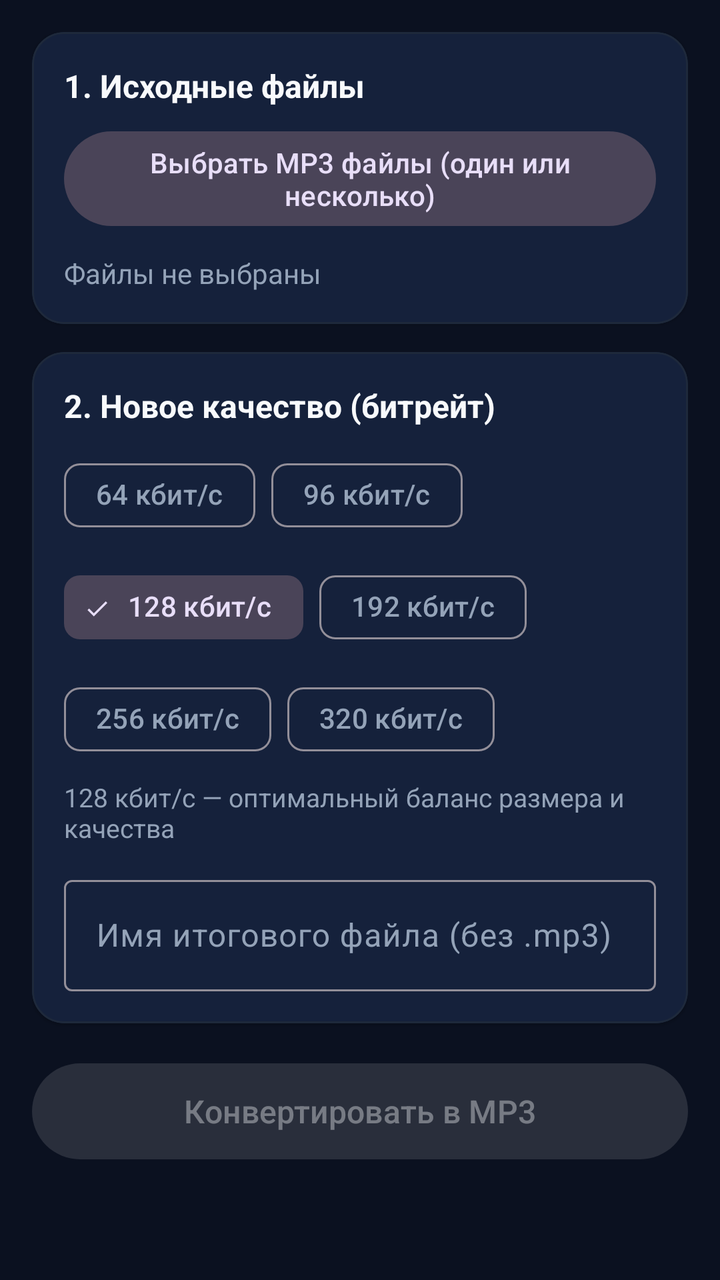
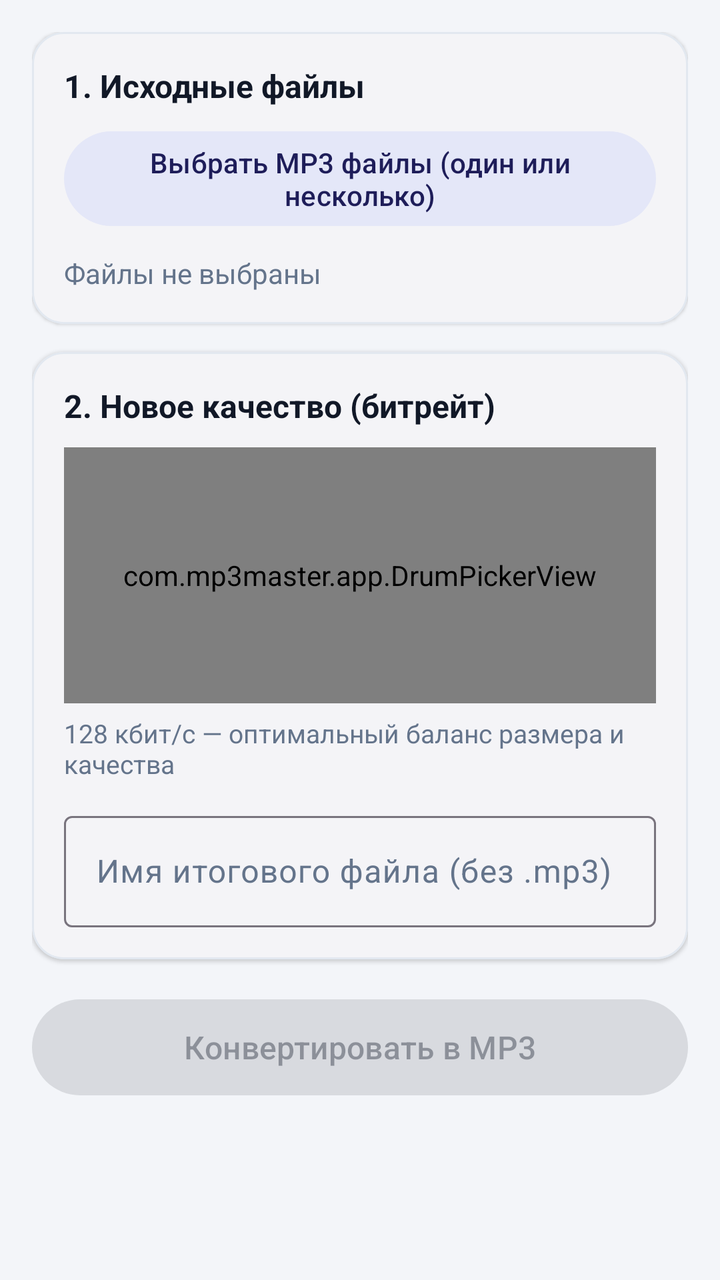

The first picture is an Android layout as it rendered before a commit; the second is the same layout after the commit. The layout source and the unified diff follow.
<!-- AndroidManifest.xml: application theme Theme.MP3Master -->
<!-- res/layout/fragment_convert.xml -->
<?xml version="1.0" encoding="utf-8"?>
<ScrollView xmlns:android="http://schemas.android.com/apk/res/android"
    xmlns:app="http://schemas.android.com/apk/res-auto"
    android:layout_width="match_parent"
    android:layout_height="match_parent"
    android:fillViewport="true">

    <LinearLayout
        android:layout_width="match_parent"
        android:layout_height="wrap_content"
        android:orientation="vertical"
        android:padding="16dp">

        <com.google.android.material.card.MaterialCardView
            android:layout_width="match_parent"
            android:layout_height="wrap_content"
            app:cardBackgroundColor="@color/card_bg"
            app:cardCornerRadius="16dp"
            app:cardElevation="1dp"
            app:strokeColor="@color/divider"
            app:strokeWidth="1dp">

            <LinearLayout
                android:layout_width="match_parent"
                android:layout_height="wrap_content"
                android:orientation="vertical"
                android:padding="16dp">

                <LinearLayout
                    android:layout_width="match_parent"
                    android:layout_height="wrap_content"
                    android:gravity="center_vertical"
                    android:orientation="horizontal">

                    <TextView
                        android:layout_width="0dp"
                        android:layout_height="wrap_content"
                        android:layout_weight="1"
                        android:text="1. Исходные файлы"
                        android:textColor="@color/text_primary"
                        android:textSize="16sp"
                        android:textStyle="bold" />

                    <com.google.android.material.button.MaterialButton
                        android:id="@+id/btnClearConvertFiles"
                        style="@style/Widget.Material3.Button.TextButton"
                        android:layout_width="wrap_content"
                        android:layout_height="wrap_content"
                        android:text="Очистить"
                        android:textColor="@color/danger"
                        android:visibility="gone" />
                </LinearLayout>

                <com.google.android.material.button.MaterialButton
                    android:id="@+id/btnPickConvertFile"
                    style="@style/Widget.Material3.Button.TonalButton"
                    android:layout_width="match_parent"
                    android:layout_height="wrap_content"
                    android:layout_marginTop="8dp"
                    android:text="Выбрать MP3 файлы (один или несколько)" />

                <TextView
                    android:id="@+id/tvConvertFileInfo"
                    android:layout_width="match_parent"
                    android:layout_height="wrap_content"
                    android:layout_marginTop="10dp"
                    android:text="Файлы не выбраны"
                    android:textColor="@color/text_secondary"
                    android:textSize="14sp" />
            </LinearLayout>
        </com.google.android.material.card.MaterialCardView>

        <com.google.android.material.card.MaterialCardView
            android:layout_width="match_parent"
            android:layout_height="wrap_content"
            android:layout_marginTop="14dp"
            app:cardBackgroundColor="@color/card_bg"
            app:cardCornerRadius="16dp"
            app:cardElevation="1dp"
            app:strokeColor="@color/divider"
            app:strokeWidth="1dp">

            <LinearLayout
                android:layout_width="match_parent"
                android:layout_height="wrap_content"
                android:orientation="vertical"
                android:padding="16dp">

                <TextView
                    android:layout_width="wrap_content"
                    android:layout_height="wrap_content"
                    android:text="2. Новое качество (битрейт)"
                    android:textColor="@color/text_primary"
                    android:textSize="16sp"
                    android:textStyle="bold" />

                <com.google.android.material.chip.ChipGroup
                    android:id="@+id/chipGroupConvertBitrate"
                    android:layout_width="match_parent"
                    android:layout_height="wrap_content"
                    android:layout_marginTop="10dp"
                    app:selectionRequired="true"
                    app:singleSelection="true">

                    <com.google.android.material.chip.Chip
                        android:id="@+id/chip64"
                        style="@style/Widget.Material3.Chip.Filter"
                        android:layout_width="wrap_content"
                        android:layout_height="wrap_content"
                        android:text="64 кбит/с" />

                    <com.google.android.material.chip.Chip
                        android:id="@+id/chip96"
                        style="@style/Widget.Material3.Chip.Filter"
                        android:layout_width="wrap_content"
                        android:layout_height="wrap_content"
                        android:text="96 кбит/с" />

                    <com.google.android.material.chip.Chip
                        android:id="@+id/chip128"
                        style="@style/Widget.Material3.Chip.Filter"
                        android:layout_width="wrap_content"
                        android:layout_height="wrap_content"
                        android:checked="true"
                        android:text="128 кбит/с" />

                    <com.google.android.material.chip.Chip
                        android:id="@+id/chip192"
                        style="@style/Widget.Material3.Chip.Filter"
                        android:layout_width="wrap_content"
                        android:layout_height="wrap_content"
                        android:text="192 кбит/с" />

                    <com.google.android.material.chip.Chip
                        android:id="@+id/chip256"
                        style="@style/Widget.Material3.Chip.Filter"
                        android:layout_width="wrap_content"
                        android:layout_height="wrap_content"
                        android:text="256 кбит/с" />

                    <com.google.android.material.chip.Chip
                        android:id="@+id/chip320"
                        style="@style/Widget.Material3.Chip.Filter"
                        android:layout_width="wrap_content"
                        android:layout_height="wrap_content"
                        android:text="320 кбит/с" />
                </com.google.android.material.chip.ChipGroup>

                <TextView
                    android:id="@+id/tvBitrateHint"
                    android:layout_width="match_parent"
                    android:layout_height="wrap_content"
                    android:layout_marginTop="6dp"
                    android:text="128 кбит/с — оптимальный баланс размера и качества"
                    android:textColor="@color/text_secondary"
                    android:textSize="13sp" />

                <com.google.android.material.textfield.TextInputLayout
                    android:id="@+id/tilConvertOutputName"
                    style="@style/Widget.Material3.TextInputLayout.OutlinedBox"
                    android:layout_width="match_parent"
                    android:layout_height="wrap_content"
                    android:layout_marginTop="12dp"
                    android:hint="Имя итогового файла (без .mp3)">

                    <com.google.android.material.textfield.TextInputEditText
                        android:id="@+id/etConvertOutputName"
                        android:layout_width="match_parent"
                        android:layout_height="wrap_content"
                        android:singleLine="true" />
                </com.google.android.material.textfield.TextInputLayout>

                <TextView
                    android:id="@+id/tvBatchNameHint"
                    android:layout_width="match_parent"
                    android:layout_height="wrap_content"
                    android:layout_marginTop="10dp"
                    android:text="Имена файлов: исходное_имя_128k.mp3"
                    android:textColor="@color/text_secondary"
                    android:textSize="13sp"
                    android:visibility="gone" />
            </LinearLayout>
        </com.google.android.material.card.MaterialCardView>

        <com.google.android.material.button.MaterialButton
            android:id="@+id/btnStartConvert"
            android:layout_width="match_parent"
            android:layout_height="56dp"
            android:layout_marginTop="16dp"
            android:enabled="false"
            android:text="Конвертировать в MP3"
            android:textSize="16sp" />

        <LinearLayout
            android:id="@+id/layoutConvertProgress"
            android:layout_width="match_parent"
            android:layout_height="wrap_content"
            android:layout_marginTop="12dp"
            android:orientation="vertical"
            android:visibility="gone">

            <com.google.android.material.progressindicator.LinearProgressIndicator
                android:id="@+id/progressConvert"
                android:layout_width="match_parent"
                android:layout_height="wrap_content"
                android:max="100" />

            <TextView
                android:id="@+id/tvConvertStatus"
                android:layout_width="match_parent"
                android:layout_height="wrap_content"
                android:layout_marginTop="6dp"
                android:gravity="center"
                android:text="Обработка..."
                android:textColor="@color/text_secondary"
                android:textSize="13sp" />

            <com.google.android.material.button.MaterialButton
                android:id="@+id/btnCancelConvert"
                style="@style/Widget.Material3.Button.OutlinedButton"
                android:layout_width="wrap_content"
                android:layout_height="wrap_content"
                android:layout_gravity="center_horizontal"
                android:layout_marginTop="8dp"
                android:text="Отменить"
                android:textColor="@color/danger" />
        </LinearLayout>

        <com.google.android.material.card.MaterialCardView
            android:id="@+id/cardConvertResult"
            android:layout_width="match_parent"
            android:layout_height="wrap_content"
            android:layout_marginTop="14dp"
            android:visibility="gone"
            app:cardBackgroundColor="@color/card_bg"
            app:cardCornerRadius="16dp"
            app:strokeColor="@color/success"
            app:strokeWidth="1dp">

            <LinearLayout
                android:layout_width="match_parent"
                android:layout_height="wrap_content"
                android:orientation="vertical"
                android:padding="16dp">

                <TextView
                    android:id="@+id/tvConvertResultInfo"
                    android:layout_width="match_parent"
                    android:layout_height="wrap_content"
                    android:textColor="@color/text_primary"
                    android:textSize="14sp" />

                <LinearLayout
                    android:id="@+id/layoutConvertResultActions"
                    android:layout_width="match_parent"
                    android:layout_height="wrap_content"
                    android:layout_marginTop="10dp"
                    android:orientation="horizontal">

                    <com.google.android.material.button.MaterialButton
                        android:id="@+id/btnConvertOpen"
                        style="@style/Widget.Material3.Button.TonalButton"
                        android:layout_width="0dp"
                        android:layout_height="wrap_content"
                        android:layout_marginEnd="6dp"
                        android:layout_weight="1"
                        android:text="Слушать" />

                    <com.google.android.material.button.MaterialButton
                        android:id="@+id/btnConvertShare"
                        style="@style/Widget.Material3.Button.OutlinedButton"
                        android:layout_width="0dp"
                        android:layout_height="wrap_content"
                        android:layout_marginStart="6dp"
                        android:layout_weight="1"
                        android:text="Поделиться" />
                </LinearLayout>
            </LinearLayout>
        </com.google.android.material.card.MaterialCardView>

    </LinearLayout>
</ScrollView>
<!-- resources referenced by this layout -->
<resources>
  <color name="card_bg">#131C31</color>
  <color name="danger">#F87171</color>
  <color name="divider">#1E293B</color>
  <color name="success">#22C55E</color>
  <color name="text_primary">#F8FAFC</color>
  <color name="text_secondary">#94A3B8</color>
  <style name="Theme.MP3Master" parent="Theme.Material3.Dark.NoActionBar">
          <item name="colorPrimary">@color/primary</item>
          <item name="colorPrimaryContainer">@color/primary_container</item>
          <item name="colorOnPrimaryContainer">@color/on_primary_container</item>
          <item name="colorSurface">@color/card_bg</item>
          <item name="colorSurfaceVariant">@color/pill_bg</item>
          <item name="colorOnSurface">@color/text_primary</item>
          <item name="colorOnSurfaceVariant">@color/text_secondary</item>
          <item name="android:colorBackground">@color/surface_bg</item>
          <item name="android:statusBarColor">@color/surface_bg</item>
          <item name="android:navigationBarColor">@color/card_bg</item>
      </style>
  <color name="primary">#3B82F6</color>
  <color name="primary_container">#1E3A8A</color>
  <color name="on_primary_container">#DBEAFE</color>
  <color name="pill_bg">#1E293B</color>
  <color name="surface_bg">#0B1120</color>
</resources>

<!-- the commit's change to res/layout/fragment_convert.xml (unified diff, before → after) -->
@@ -94,57 +94,11 @@
                     android:textSize="16sp"
                     android:textStyle="bold" />
 
-                <com.google.android.material.chip.ChipGroup
-                    android:id="@+id/chipGroupConvertBitrate"
-                    android:layout_width="match_parent"
-                    android:layout_height="wrap_content"
-                    android:layout_marginTop="10dp"
-                    app:selectionRequired="true"
-                    app:singleSelection="true">
-
-                    <com.google.android.material.chip.Chip
-                        android:id="@+id/chip64"
-                        style="@style/Widget.Material3.Chip.Filter"
-                        android:layout_width="wrap_content"
-                        android:layout_height="wrap_content"
-                        android:text="64 кбит/с" />
-
-                    <com.google.android.material.chip.Chip
-                        android:id="@+id/chip96"
-                        style="@style/Widget.Material3.Chip.Filter"
-                        android:layout_width="wrap_content"
-                        android:layout_height="wrap_content"
-                        android:text="96 кбит/с" />
-
-                    <com.google.android.material.chip.Chip
-                        android:id="@+id/chip128"
-                        style="@style/Widget.Material3.Chip.Filter"
-                        android:layout_width="wrap_content"
-                        android:layout_height="wrap_content"
-                        android:checked="true"
-                        android:text="128 кбит/с" />
-
-                    <com.google.android.material.chip.Chip
-                        android:id="@+id/chip192"
-                        style="@style/Widget.Material3.Chip.Filter"
-                        android:layout_width="wrap_content"
-                        android:layout_height="wrap_content"
-                        android:text="192 кбит/с" />
-
-                    <com.google.android.material.chip.Chip
-                        android:id="@+id/chip256"
-                        style="@style/Widget.Material3.Chip.Filter"
-                        android:layout_width="wrap_content"
-                        android:layout_height="wrap_content"
-                        android:text="256 кбит/с" />
-
-                    <com.google.android.material.chip.Chip
-                        android:id="@+id/chip320"
-                        style="@style/Widget.Material3.Chip.Filter"
-                        android:layout_width="wrap_content"
-                        android:layout_height="wrap_content"
-                        android:text="320 кбит/с" />
-                </com.google.android.material.chip.ChipGroup>
+                <com.mp3master.app.DrumPickerView
+                    android:id="@+id/drumConvertBitrate"
+                    android:layout_width="match_parent"
+                    android:layout_height="128dp"
+                    android:layout_marginTop="10dp" />
 
                 <TextView
                     android:id="@+id/tvBitrateHint"
<!-- resource entries referenced after the edit -->
@@ -1,15 +1,19 @@
 <!-- resources referenced by this layout -->
 <resources>
-  <color name="card_bg">#131C31</color>
-  <color name="danger">#F87171</color>
-  <color name="divider">#1E293B</color>
-  <color name="success">#22C55E</color>
-  <color name="text_primary">#F8FAFC</color>
-  <color name="text_secondary">#94A3B8</color>
-  <style name="Theme.MP3Master" parent="Theme.Material3.Dark.NoActionBar">
+  <color name="card_bg">#FFFFFF</color>
+  <color name="danger">#DC2626</color>
+  <color name="divider">#E2E8F0</color>
+  <color name="success">#16A34A</color>
+  <color name="text_primary">#111827</color>
+  <color name="text_secondary">#64748B</color>
+  <style name="Theme.MP3Master" parent="Theme.Material3.DayNight.NoActionBar">
           <item name="colorPrimary">@color/primary</item>
+          <item name="colorOnPrimary">@color/on_primary</item>
           <item name="colorPrimaryContainer">@color/primary_container</item>
           <item name="colorOnPrimaryContainer">@color/on_primary_container</item>
+          <item name="colorSecondary">@color/primary</item>
+          <item name="colorSecondaryContainer">@color/primary_container</item>
+          <item name="colorOnSecondaryContainer">@color/on_primary_container</item>
           <item name="colorSurface">@color/card_bg</item>
           <item name="colorSurfaceVariant">@color/pill_bg</item>
           <item name="colorOnSurface">@color/text_primary</item>
@@ -17,11 +21,13 @@
           <item name="android:colorBackground">@color/surface_bg</item>
           <item name="android:statusBarColor">@color/surface_bg</item>
           <item name="android:navigationBarColor">@color/card_bg</item>
+          <item name="android:windowLightStatusBar">true</item>
       </style>
-  <color name="primary">#3B82F6</color>
-  <color name="primary_container">#1E3A8A</color>
-  <color name="on_primary_container">#DBEAFE</color>
-  <color name="pill_bg">#1E293B</color>
-  <color name="surface_bg">#0B1120</color>
+  <color name="primary">#2B2A75</color>
+  <color name="on_primary">#FFFFFF</color>
+  <color name="primary_container">#E4E7F8</color>
+  <color name="on_primary_container">#1E1D59</color>
+  <color name="pill_bg">#EEF1F8</color>
+  <color name="surface_bg">#F3F5F9</color>
 </resources>
 
